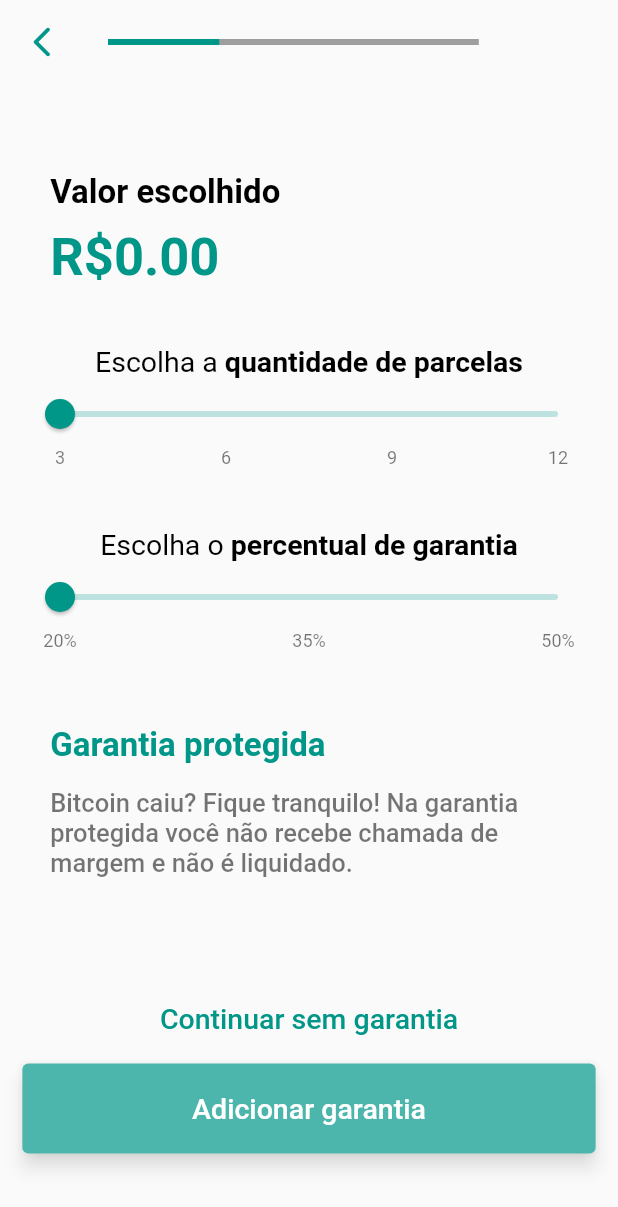
After one commit to Joe02/rispar-app, a Flutter app: the CreditSelectionPager screen opened directly, swiped to page 2, on a phone screen of 412 x 824 dp. The commit adds this screen. Shown: the top 1207 px of the screen. Run offline on Flutter 3.47's test engine with Material 2 defaults, Android fonts, the phone set to English and light mode, and no system bars; drawn by our look-alikes of syncfusion_flutter_sliders; our stand-ins replace email_validator, flutter_masked_text, flutter_svg.

Commit message:
RIS-creditSelection Finished selecting the amount, parcels nad warranty for the request.

```diff
--- a/lib/CreditSelectionPager/CreditSelectionPager.dart
+++ b/lib/CreditSelectionPager/CreditSelectionPager.dart
@@ -1,6 +1,8 @@
 import 'package:flutter/cupertino.dart';
 import 'package:flutter/material.dart';
 import 'package:risparapp/CreditSelectionScreen/CreditSelectionScreen.dart';
+
+import '../FinishSelectionScreen/FinishSelectionScreen.dart';
 
 class CreditSelectionPager extends StatefulWidget {
   @override
@@ -15,6 +17,7 @@ class CreditSelectionPagerState extends State<CreditSelectionPager> {
   late double screenWidth;
   late double screenHeight;
   late Orientation screenOrientation;
+  double selectedValue = 0.0;
 
   @override
   Widget build(BuildContext context) {
@@ -47,27 +50,38 @@ class CreditSelectionPagerState extends State<CreditSelectionPager> {
       ),
       body: PageView(
         controller: _controller,
+        allowImplicitScrolling: false,
         children: [
           CreditSelectionScreen(
+            onCreditSelection,
+          ),
+          FinishSelectionScreen(
+            selectedValue,
             submitCreditRequest,
-          ),
+          )
         ],
       ),
     );
   }
 
-  submitCreditRequest(double? value) {
+  onCreditSelection(double? value) {
     if (value != null) {
       setState(() {
         _controller.nextPage(
-          duration: const Duration(seconds: 1),
-          curve: Curves.bounceIn,
+          duration: const Duration(
+            milliseconds: 500,
+          ),
+          curve: Curves.easeIn,
         );
-      });
-      setState(() {
         progressIndicator = 0.6;
+        selectedValue = value;
       });
     }
+  }
+
+  submitCreditRequest(double parcelValue, double warrantyValue) {
+    print(
+        "TODO REQUEST(parcelValue = ${parcelValue} & warrantyValue = ${warrantyValue})\n");
   }
 
   removeProgress() {
@@ -76,8 +90,10 @@ class CreditSelectionPagerState extends State<CreditSelectionPager> {
     } else {
       setState(() {
         _controller.previousPage(
-          duration: const Duration(seconds: 1),
-          curve: Curves.bounceOut,
+          duration: const Duration(
+            milliseconds: 500,
+          ),
+          curve: Curves.ease,
         );
       });
       if (progressIndicator == 0.6) {
--- a/lib/CreditSelectionScreen/CreditSelectionScreen.dart
+++ b/lib/CreditSelectionScreen/CreditSelectionScreen.dart
@@ -19,9 +19,7 @@ class CreditSelectionScreenState extends State<CreditSelectionScreen> {
   late double screenHeight;
   late Orientation screenOrientation;
   final TextEditingController _inputController = MoneyMaskedTextController(
-    initialValue: 0.0,
-    thousandSeparator: ","
-  );
+      initialValue: 0.0, thousandSeparator: ",", decimalSeparator: ".");
   bool _validator = true;
 
   @override
@@ -30,10 +28,9 @@ class CreditSelectionScreenState extends State<CreditSelectionScreen> {
     screenWidth = MediaQuery.of(context).size.width;
     screenOrientation = MediaQuery.of(context).orientation;
 
-    return Scaffold(
-      body: Center(
+    return Center(
       child: SingleChildScrollView(
-          child: Container(
+        child: SizedBox(
           height: screenHeight * 0.85,
           child: Column(
             mainAxisAlignment: MainAxisAlignment.center,
@@ -50,7 +47,6 @@ class CreditSelectionScreenState extends State<CreditSelectionScreen> {
               ),
               buildSubmitButton(),
             ],
-            ),
           ),
         ),
       ),
@@ -206,7 +202,10 @@ class CreditSelectionScreenState extends State<CreditSelectionScreen> {
         setState(() {
           _validator = true;
           widget.onClickAction(
-              double.tryParse(_inputController.text.replaceFirst(",", "")));
+            double.tryParse(
+              _inputController.text.replaceFirst(",", ""),
+            ),
+          );
         });
       }
     } else {
--- /dev/null
+++ b/lib/FinishSelectionScreen/FinishSelectionScreen.dart
@@ -0,0 +1,245 @@
+import 'package:flutter/cupertino.dart';
+import 'package:flutter/material.dart';
+import 'package:risparapp/Widgets/CustomSliderWithSubTitles.dart';
+import 'package:risparapp/Widgets/DefaultSubmitButton.dart';
+
+import '../strings.dart';
+
+class FinishSelectionScreen extends StatefulWidget {
+  double chosenValue;
+  dynamic Function(double, double) onClickAction;
+
+  FinishSelectionScreen(this.chosenValue, this.onClickAction);
+
+  @override
+  FinishSelectionScreenState createState() => FinishSelectionScreenState();
+}
+
+class FinishSelectionScreenState extends State<FinishSelectionScreen> {
+  late double screenWidth;
+  late double screenHeight;
+  late Orientation screenOrientation;
+  double _parcelSliderValue = 3.0;
+  double _warrantySliderValue = 20.0;
+
+  @override
+  Widget build(BuildContext context) {
+    screenHeight = MediaQuery.of(context).size.height;
+    screenWidth = MediaQuery.of(context).size.width;
+    screenOrientation = MediaQuery.of(context).orientation;
+
+    return Center(
+      child: SingleChildScrollView(
+        child: SizedBox(
+          height: screenOrientation == Orientation.portrait
+              ? screenHeight * 0.85
+              : screenWidth * 0.85,
+          child: Column(
+            mainAxisAlignment: MainAxisAlignment.center,
+            children: [
+              buildScreenSelectedValueLabel(),
+              const SizedBox(
+                height: 30,
+              ),
+              buildParcelsSlider(),
+              const SizedBox(
+                height: 30,
+              ),
+              buildWarrantySlider(),
+              const SizedBox(
+                height: 30,
+              ),
+              buildProtectedWarranty(),
+              buildSubmitButtons()
+            ],
+          ),
+        ),
+      ),
+    );
+  }
+
+  buildScreenSelectedValueLabel() {
+    return Padding(
+      padding: const EdgeInsets.symmetric(
+        horizontal: 17.5,
+      ),
+      child: ListTile(
+        title: const Text(
+          finishSelectionSelectedValueLabel,
+          style: TextStyle(
+            fontSize: 22,
+            color: Colors.black,
+            fontWeight: FontWeight.bold,
+          ),
+        ),
+        subtitle: Padding(
+          padding: const EdgeInsets.only(
+            top: 10.0,
+          ),
+          child: Text(
+            "R\$${widget.chosenValue.toStringAsFixed(2)}",
+            style: const TextStyle(
+              fontSize: 35,
+              color: Colors.teal,
+              fontWeight: FontWeight.bold,
+            ),
+          ),
+        ),
+      ),
+    );
+  }
+
+  buildParcelsSlider() {
+    return ListTile(
+      title: Center(
+        child: RichText(
+          text: const TextSpan(
+            style: TextStyle(
+              fontSize: 14.0,
+              color: Colors.black,
+            ),
+            children: <TextSpan>[
+              TextSpan(
+                text: finishSelectionTitleParcelLabel,
+                style: TextStyle(
+                  fontSize: 19,
+                ),
+              ),
+              TextSpan(
+                text: finishSelectionSubTitleParcelLabel,
+                style: TextStyle(
+                  color: Colors.black,
+                  fontWeight: FontWeight.bold,
+                  fontSize: 19,
+                ),
+              ),
+            ],
+          ),
+        ),
+      ),
+      subtitle: CustomSliderWithSubTitles(
+        3,
+        3,
+        3.0,
+        12.0,
+        _parcelSliderValue,
+        false,
+        onParcelSliderProgressChanged,
+      ),
+    );
+  }
+
+  onParcelSliderProgressChanged(double value) {
+    setState(() {
+      _parcelSliderValue = value;
+    });
+  }
+
+  buildWarrantySlider() {
+    return ListTile(
+      title: Center(
+        child: RichText(
+          text: const TextSpan(
+            style: TextStyle(
+              fontSize: 14.0,
+              color: Colors.black,
+            ),
+            children: <TextSpan>[
+              TextSpan(
+                text: finishSelectionTitleWarrantyLabel,
+                style: TextStyle(
+                  fontSize: 19,
+                ),
+              ),
+              TextSpan(
+                text: finishSelectionSubTitleWarrantyLabel,
+                style: TextStyle(
+                  color: Colors.black,
+                  fontWeight: FontWeight.bold,
+                  fontSize: 19,
+                ),
+              ),
+            ],
+          ),
+        ),
+      ),
+      subtitle: CustomSliderWithSubTitles(
+        15,
+        15,
+        20.0,
+        50.0,
+        _warrantySliderValue,
+        true,
+        onWarrantySliderProgressChanged,
+      ),
+    );
+  }
+
+  onWarrantySliderProgressChanged(double value) {
+    setState(() {
+      _warrantySliderValue = value;
+    });
+  }
+
+  buildProtectedWarranty() {
+    return const Padding(
+      padding: EdgeInsets.symmetric(
+        horizontal: 17.5,
+        vertical: 10.0,
+      ),
+      child: ListTile(
+        title: Text(
+          finishSelectionInfoTitleLabel,
+          style: TextStyle(
+              fontSize: 22, color: Colors.teal, fontWeight: FontWeight.bold),
+        ),
+        subtitle: Padding(
+          padding: EdgeInsets.only(
+            top: 15.0,
+          ),
+          child: Text(
+            finishSelectionInfoSubTitleLabel,
+            style: TextStyle(
+              fontSize: 17,
+              fontWeight: FontWeight.w500,
+            ),
+          ),
+        ),
+      ),
+    );
+  }
+
+  buildSubmitButtons() {
+    return Column(
+      children: [
+        const SizedBox(
+          height: 50,
+        ),
+        DefaultSubmitButton(
+          finishSelectionContinueWithoutProtectedWarranty,
+          Colors.transparent,
+          null,
+          Colors.white,
+          const TextStyle(fontSize: 19, color: Colors.teal),
+          onContinueWithoutProtectedWarranty,
+        ),
+        DefaultSubmitButton(
+          finishSelectionContinueWithProtectedWarranty,
+          null,
+          null,
+          Colors.white,
+          const TextStyle(fontSize: 19),
+          onContinueWithProtectedWarranty,
+        )
+      ],
+    );
+  }
+
+  onContinueWithoutProtectedWarranty() {
+    widget.onClickAction(_parcelSliderValue, _warrantySliderValue);
+  }
+
+  onContinueWithProtectedWarranty() {
+    widget.onClickAction(_parcelSliderValue, _warrantySliderValue);
+  }
+}
--- /dev/null
+++ b/lib/Widgets/CustomSliderWithSubTitles.dart
@@ -0,0 +1,74 @@
+import 'package:flutter/cupertino.dart';
+import 'package:flutter/material.dart';
+import 'package:syncfusion_flutter_sliders/sliders.dart';
+
+class CustomSliderWithSubTitles extends StatefulWidget {
+  double interval;
+  double stepSize;
+  double min;
+  double max;
+  double parcelValue;
+  bool shouldFormatToPercentage;
+  dynamic Function(double) onChangeProgressAction;
+
+  CustomSliderWithSubTitles(
+      this.interval,
+      this.stepSize,
+      this.min,
+      this.max,
+      this.parcelValue,
+      this.shouldFormatToPercentage,
+      this.onChangeProgressAction,
+      {Key? key})
+      : super(key: key);
+
+  @override
+  CustomSliderWithSubTitlesState createState() =>
+      CustomSliderWithSubTitlesState();
+}
+
+class CustomSliderWithSubTitlesState extends State<CustomSliderWithSubTitles> {
+  late double screenWidth;
+  late double screenHeight;
+  late Orientation screenOrientation;
+
+  @override
+  Widget build(BuildContext context) {
+    screenHeight = MediaQuery.of(context).size.height;
+    screenWidth = MediaQuery.of(context).size.width;
+    screenOrientation = MediaQuery.of(context).orientation;
+
+    return SizedBox(
+      width: screenWidth,
+      child: SfSlider(
+        min: widget.min,
+        labelFormatterCallback: (nothing, value) {
+          if (widget.shouldFormatToPercentage) {
+            return "$value%";
+          } else {
+            return value;
+          }
+        },
+        max: widget.max,
+        value: widget.parcelValue,
+        interval: widget.interval,
+        showLabels: true,
+        enableTooltip: true,
+        showDividers: false,
+        activeColor: Colors.teal,
+        showTicks: false,
+        stepSize: widget.stepSize,
+        onChanged: (dynamic value) {
+          setState(() {
+            widget.parcelValue = value;
+            changeValueReference(value);
+          });
+        },
+      ),
+    );
+  }
+
+  changeValueReference(double value) {
+    widget.onChangeProgressAction(value);
+  }
+}
--- a/lib/Widgets/DefaultSubmitButton.dart
+++ b/lib/Widgets/DefaultSubmitButton.dart
@@ -40,7 +40,7 @@ class DefaultSubmitButton extends StatelessWidget {
         primary: primary ?? Colors.teal[300],
         onPrimary: onPrimary ?? Colors.white,
         shadowColor: shadowColor ?? Colors.black,
-        elevation: 5,
+        elevation: primary == Colors.transparent ? 0 : 5,
       ),
       onPressed: buttonAction,
     );
--- a/lib/strings.dart
+++ b/lib/strings.dart
@@ -24,3 +24,14 @@ const String creditSelectionDescriptionThirdLabel = " a ";
 const String creditSelectionDescriptionFourthLabel = "R\$300.000";
 const String creditSelectionInputLabel = "Digite o valor do crédito";
 const String creditSelectionDefaultButtonLabel = "Continuar";
+
+// Finish selection screen
+const String finishSelectionSelectedValueLabel = "Valor escolhido";
+const String finishSelectionInfoTitleLabel = "Garantia protegida";
+const String finishSelectionInfoSubTitleLabel = "Bitcoin caiu? Fique tranquilo! Na garantia protegida você não recebe chamada de margem e não é liquidado.";
+const String finishSelectionTitleParcelLabel = "Escolha a ";
+const String finishSelectionSubTitleParcelLabel = "quantidade de parcelas";
+const String finishSelectionTitleWarrantyLabel = "Escolha o ";
+const String finishSelectionSubTitleWarrantyLabel = "percentual de garantia";
+const String finishSelectionContinueWithoutProtectedWarranty = "Continuar sem garantia";
+const String finishSelectionContinueWithProtectedWarranty = "Adicionar garantia";
--- a/pubspec.yaml
+++ b/pubspec.yaml
@@ -38,6 +38,7 @@ dependencies:
   email_validator: ^2.0.1
   intl:
   flutter_masked_text: ^0.7.0
+  syncfusion_flutter_sliders: ^20.1.61
 
 dev_dependencies:
   flutter_test:
```
Also changed, not shown: pubspec.lock, 1 other file. Lines whose indentation alone changed are shown as unchanged.
